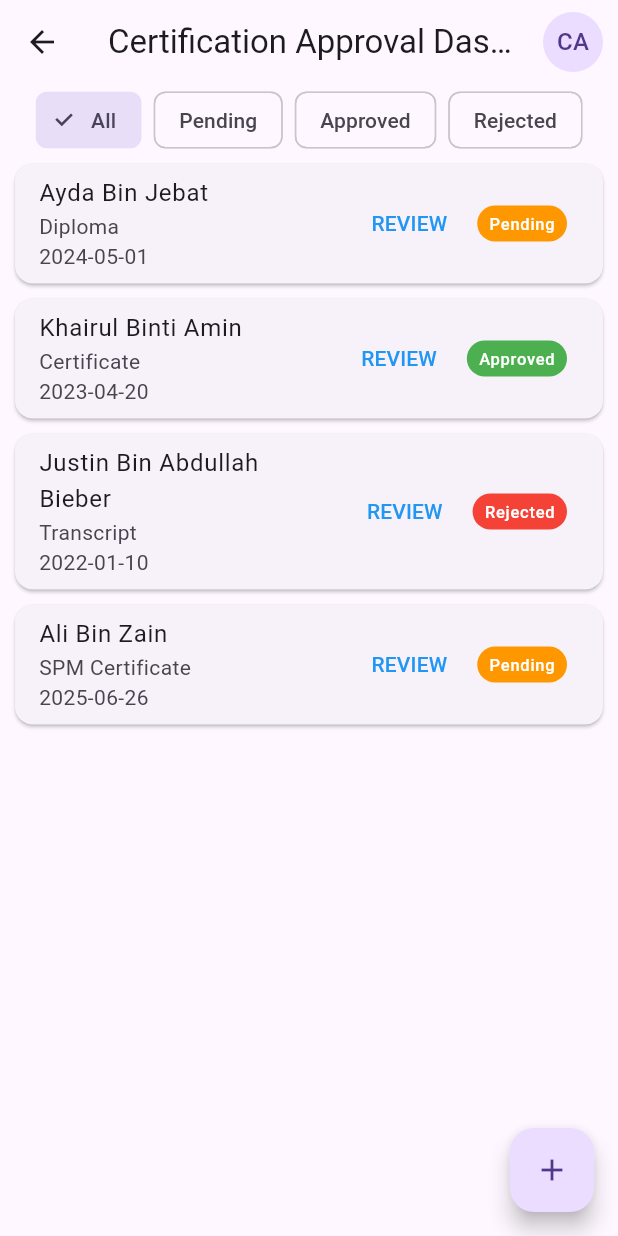
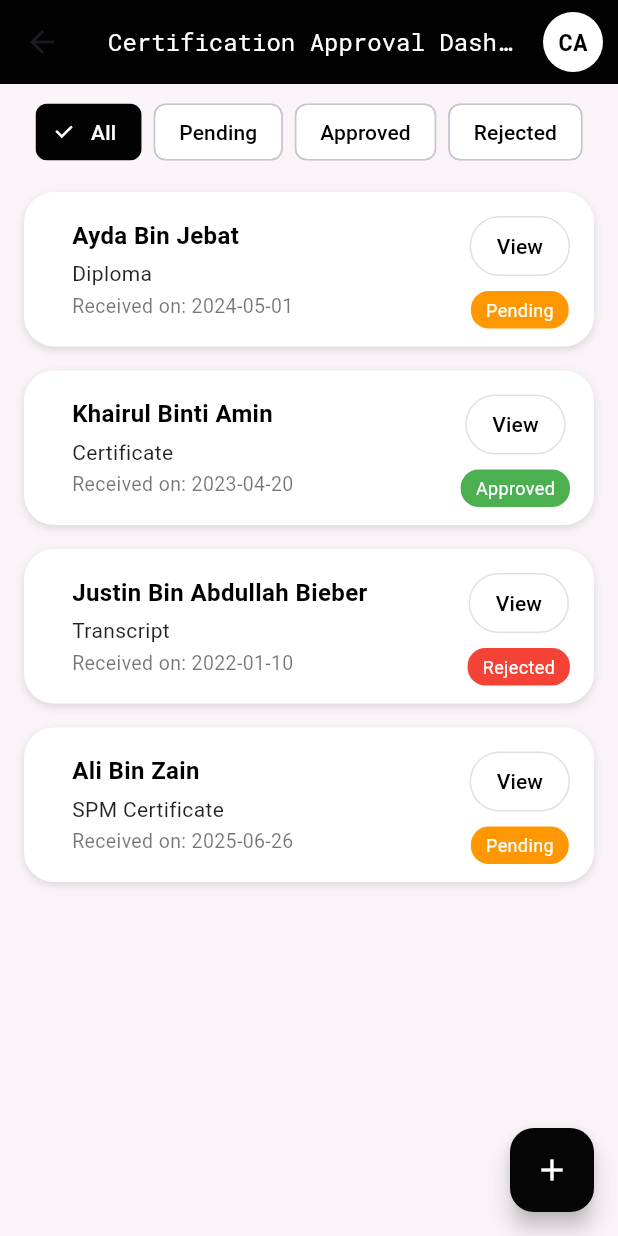
Before and after one commit to SitiFatimah0403/Digital_certificate_project, a Flutter app: the CA_Verification screen opened directly, on a phone screen of 412 x 824 dp. Run offline on Flutter 3.47's test engine with Material 3 defaults, Android fonts, the phone set to English and light mode, and no system bars; our stand-ins replace cloud_firestore, file_picker, firebase_auth, firebase_core, firebase_storage, google_sign_in and 1 more; missing offline and left inert: firebase_app_check, syncfusion_flutter_pdf; accounts and stored records are empty.

Commit message:
Update CA_Verification black and white

```diff
--- a/lib/recipient_verify_cert/CA_verification.dart
+++ b/lib/recipient_verify_cert/CA_verification.dart
@@ -3,7 +3,6 @@ import 'package:flutter/material.dart';
 import '../recipient_upload_cert/upload_cert.dart';
 import 'review_page.dart';
 
-// This screen is for CA to verify and review submitted certificates
 class CA_Verification extends StatefulWidget {
   @override
   _CAVerificationState createState() => _CAVerificationState();
@@ -12,10 +11,8 @@ class CA_Verification extends StatefulWidget {
 class _CAVerificationState extends State<CA_Verification> {
   String selectedStatus = 'All';
 
-  // Toggle between dummy data and real Firestore
   final bool useDummyData = true;
 
-  // Sample certificates for testing without database connection
   final List<Map<String, dynamic>> dummyDocuments = [
     {
       'id': 'doc1',
@@ -63,7 +60,6 @@ class _CAVerificationState extends State<CA_Verification> {
     },
   ];
 
-  // Firestore query for live documents (used if useDummyData is false)
   Stream<QuerySnapshot> getDocumentsStream() {
     var collection = FirebaseFirestore.instance.collection('truecopies');
     if (selectedStatus == 'All') {
@@ -76,7 +72,6 @@ class _CAVerificationState extends State<CA_Verification> {
     }
   }
 
-  // Assign colors based on document status
   Color getStatusColor(String status) {
     switch (status.toLowerCase()) {
       case 'approved':
@@ -92,7 +87,6 @@ class _CAVerificationState extends State<CA_Verification> {
   Widget build(BuildContext context) {
     final filters = ['All', 'Pending', 'Approved', 'Rejected'];
 
-    // Filter dummy docs based on selected status
     final filteredDocs =
         selectedStatus == 'All'
             ? dummyDocuments
@@ -105,25 +99,62 @@ class _CAVerificationState extends State<CA_Verification> {
                 .toList();
 
     return Scaffold(
+      backgroundColor: Color(0xFFFAF4F9),
      appBar: AppBar(
-        title: Text('Certification Approval Dashboard'),
-        actions: [CircleAvatar(child: Text('CA')), SizedBox(width: 10)],
+  backgroundColor: const Color.fromARGB(255, 2, 2, 2),
+  title: Text(
+    'Certification Approval Dashboard',
+    style: TextStyle(
+      color: Colors.white,
+      fontFamily: 'RobotoMono',
+      fontSize: 16 // Ensure this matches the font name in pubspec.yaml
     ),
+  ),
+  actions: [
+    CircleAvatar(
+      backgroundColor: Colors.white,
+      child: Text(
+        'CA',
+        style: TextStyle(
+          color: Colors.black,
+          fontFamily: 'RobotoMono',
+          fontWeight: FontWeight.bold,
+          fontSize: 16,
+        ),
+      ),
+    ),
+    SizedBox(width: 10),
+  ],
+),
+
       body: Column(
         children: [
-          // Status filter chips
-          Wrap(
+          Padding(
+            padding: const EdgeInsets.all(8.0),
+            child: Wrap(
               spacing: 8,
               children:
                   filters.map((status) {
                     return ChoiceChip(
-                    label: Text(status),
+                      label: Text(
+                        status,
+                        style: TextStyle(
+                          color:
+                              selectedStatus == status
+                                  ? Colors.white
+                                  : const Color.fromARGB(255, 0, 0, 0),
+                        ),
+                      ),
                       selected: selectedStatus == status,
-                    onSelected: (_) => setState(() => selectedStatus = status),
+                      selectedColor: const Color.fromARGB(255, 3, 3, 3),
+                      checkmarkColor: Colors.white,
+                      backgroundColor: Colors.white,
+                      onSelected:
+                          (_) => setState(() => selectedStatus = status),
                     );
                   }).toList(),
             ),
-          // Display either dummy or real document list
+          ),
           Expanded(
             child:
                 useDummyData
@@ -173,44 +204,71 @@ class _CAVerificationState extends State<CA_Verification> {
           ),
         ],
       ),
-      // Upload button (used for testing or future expansion)
       floatingActionButton: FloatingActionButton(
         onPressed:
             () => Navigator.push(
               context,
               MaterialPageRoute(builder: (_) => UploadScreen()),
             ),
-        child: Icon(Icons.add),
+        backgroundColor: const Color.fromARGB(255, 5, 5, 5),
+        child: Icon(Icons.add, color: Colors.white),
       ),
     );
   }
 
-  // Renders one certificate row with metadata and a review button
   Widget buildListTile({
     required String docId,
     required Map<String, dynamic> metadata,
     required String status,
   }) {
-    return Card(
-      margin: EdgeInsets.symmetric(horizontal: 10, vertical: 5),
-      child: ListTile(
-        title: Text(metadata['name'] ?? 'Unknown'),
-        subtitle: Column(
+    return Container(
+      margin: EdgeInsets.symmetric(horizontal: 16, vertical: 8),
+      padding: EdgeInsets.symmetric(horizontal: 16, vertical: 12),
+      decoration: BoxDecoration(
+        color: const Color.fromARGB(255, 255, 255, 255),
+        borderRadius: BorderRadius.circular(20),
+        boxShadow: [
+          BoxShadow(color: Colors.black12, blurRadius: 4, offset: Offset(0, 2)),
+        ],
+      ),
+      child: Row(
+        children: [
+
+          SizedBox(width: 16),
+          Expanded(
+            child: Column(
               crossAxisAlignment: CrossAxisAlignment.start,
               children: [
-            Text(metadata['document_type'] ?? ''),
-            Text(metadata['date_issued']?.split('T')?.first ?? ''),
+                Text(
+                  metadata['name'] ?? 'Unknown',
+                  style: TextStyle(
+                    fontWeight: FontWeight.bold,
+                    color: Colors.black,
+                    fontSize: 16,
+                  ),
+                ),
+                SizedBox(height: 4),
+                Text(
+                  metadata['document_type'] ?? '',
+                  style: TextStyle(fontSize: 14, color: Colors.black87),
+                ),
+                SizedBox(height: 2),
+                Text(
+                  'Received on: ${metadata['date_issued']?.split('T')?.first ?? ''}',
+                  style: TextStyle(fontSize: 13, color: Colors.black54),
+                ),
               ],
             ),
-        trailing: Row(
-          mainAxisSize: MainAxisSize.min,
+          ),
+          Column(
             children: [
               TextButton(
                 onPressed: () async {
                   final result = await Navigator.push(
                     context,
                     MaterialPageRoute(
-      builder: (_) => ReviewPage(
+                      builder:
+                          (_) => ReviewPage(
                             docId: docId,
                             metadata: metadata,
                             status: status,
@@ -220,35 +278,47 @@ class _CAVerificationState extends State<CA_Verification> {
 
                   if (result == 'Approved' || result == 'Rejected') {
                     setState(() {
-      final index = dummyDocuments.indexWhere((doc) => doc['id'] == docId);
+                      final index = dummyDocuments.indexWhere(
+                        (doc) => doc['id'] == docId,
+                      );
                       if (index != -1) {
                         dummyDocuments[index]['status'] = result.toLowerCase();
                       }
                     });
                   }
                 },
-
-              child: Text('REVIEW', style: TextStyle(color: Colors.blue)),
+                style: TextButton.styleFrom(
+                  foregroundColor: Colors.black,
+                  backgroundColor: Colors.white,
+                  padding: EdgeInsets.symmetric(horizontal: 18, vertical: 6),
+                  shape: RoundedRectangleBorder(
+                    borderRadius: BorderRadius.circular(20),
+                    side: BorderSide(color: Colors.black12),
                   ),
-            SizedBox(width: 8),
+                ),
+                child: Text('View'),
+              ),
+              SizedBox(height: 6),
               Container(
-              padding: EdgeInsets.symmetric(horizontal: 8, vertical: 4),
+                padding: EdgeInsets.symmetric(horizontal: 10, vertical: 4),
                 decoration: BoxDecoration(
                   color: getStatusColor(status),
                   borderRadius: BorderRadius.circular(12),
                 ),
                 child: Text(
                   status.capitalize(),
-                style: TextStyle(color: Colors.white),
+                  style: TextStyle(color: Colors.white, fontSize: 12),
                 ),
               ),
             ],
           ),
+        ],
       ),
     );
   }
 }
 
 extension StringExtension on String {
-  String capitalize() => '${this[0].toUpperCase()}${substring(1)}';
+  String capitalize() =>
+      this.isNotEmpty ? '${this[0].toUpperCase()}${substring(1)}' : this;
 }
```
Lines whose indentation alone changed are shown as unchanged.
